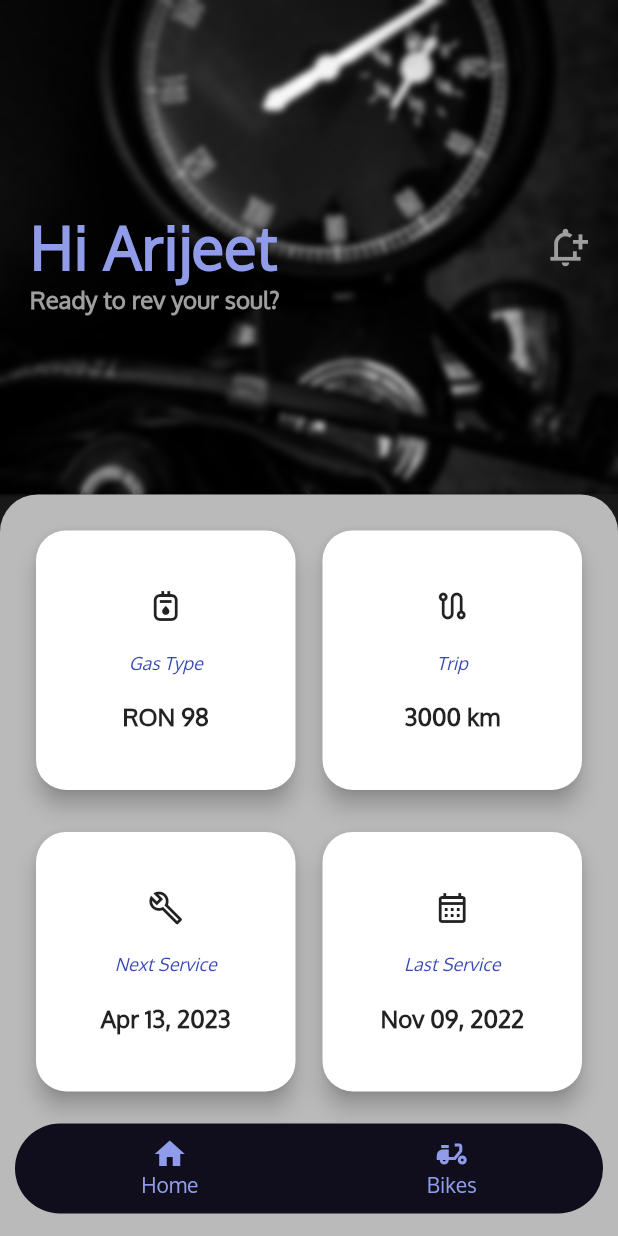
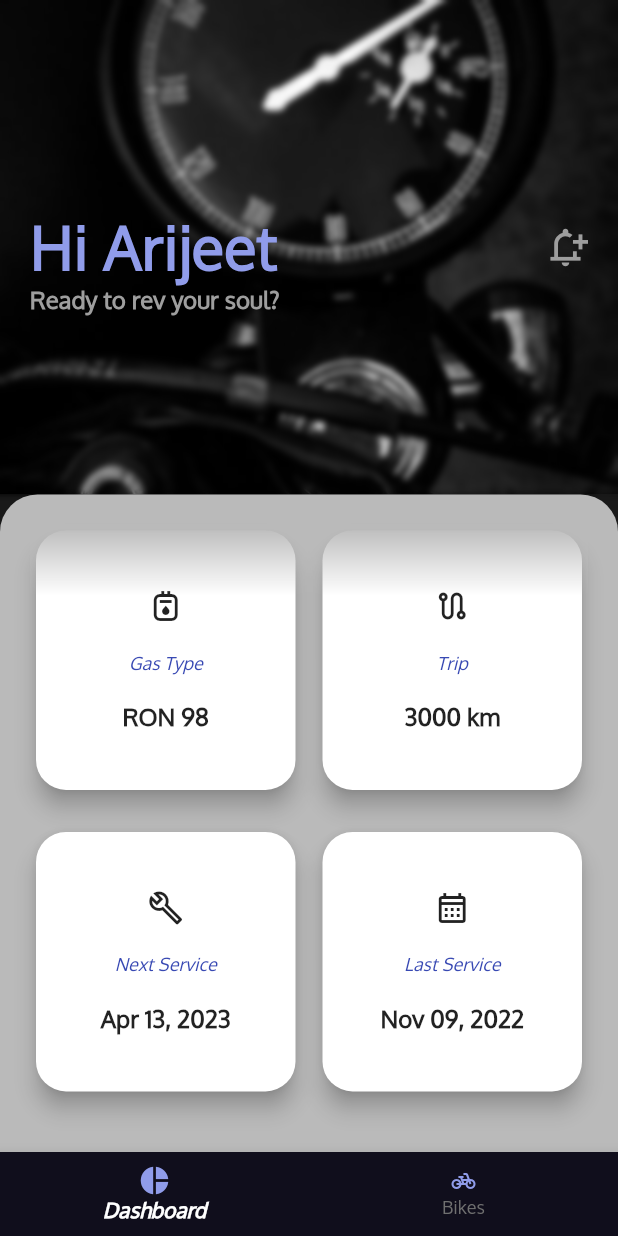
Before and after one commit to rishirizz/Bikes, a Flutter app: the screen it shows after launch, on a phone screen of 412 x 824 dp. Run offline on Flutter 3.47's test engine with Material 2 defaults, Android fonts, the light colour scheme and no system bars.

Commit message:
custom nav bar removed, added search in bikes collection

```diff
--- a/lib/components/dashboard_bottom_content.dart
+++ b/lib/components/dashboard_bottom_content.dart
@@ -18,7 +18,24 @@ class DashboardBottomContent extends StatelessWidget {
       ),
       child: Padding(
         padding: const EdgeInsets.fromLTRB(20, 20, 20, 0),
-        child: GridView.builder(
+        child: ShaderMask(
+          shaderCallback: (Rect rect) {
+            return const LinearGradient(
+              begin: Alignment.topCenter,
+              end: Alignment.center,
+              tileMode: TileMode.mirror,
+              colors: [
+                Colors.purple,
+                Colors.transparent,
+              ],
+              stops: [
+                0.0,
+                0.2,
+              ],
+            ).createShader(rect);
+          },
+          blendMode: BlendMode.dstOut,
+          child: GridView.builder(
             gridDelegate: const SliverGridDelegateWithFixedCrossAxisCount(
               crossAxisCount: 2,
               crossAxisSpacing: 10,
@@ -57,7 +74,9 @@ class DashboardBottomContent extends StatelessWidget {
                   ),
                 ),
               );
-            }),
+            },
+          ),
+        ),
       ),
     );
   }
--- a/lib/main.dart
+++ b/lib/main.dart
@@ -1,4 +1,5 @@
 import 'package:enfield_collection/screens/dashboard.dart';
+import 'package:enfield_collection/screens/landing_screen.dart';
 import 'package:flutter/material.dart';
 
 void main() {
@@ -17,7 +18,7 @@ class MyApp extends StatelessWidget {
         primarySwatch: Colors.blue,
         fontFamily: 'Oxygen',
       ),
-      home: const DashBoard(),
+      home: const LandingScreen(),
     );
   }
 }
--- a/lib/screens/bike_collection.dart
+++ b/lib/screens/bike_collection.dart
@@ -9,6 +9,7 @@ class BikesCollection extends StatelessWidget {
   Widget build(BuildContext context) {
     return SafeArea(
       child: Scaffold(
+        backgroundColor: Color.fromARGB(255, 186, 186, 186),
         body: Column(
           children: [
             const SizedBox(
@@ -16,7 +17,38 @@ class BikesCollection extends StatelessWidget {
             ),
             Row(
               children: [
-                TextField(),
+                Expanded(
+                  child: ClipRRect(
+                    borderRadius: BorderRadius.circular(30),
+                    child: Container(
+                      color: Colors.white,
+                      child: const TextField(
+                        obscureText: true,
+                        decoration: InputDecoration(
+                          border: OutlineInputBorder(
+                            borderSide: BorderSide.none,
+                            borderRadius: BorderRadius.all(
+                              Radius.circular(30),
+                            ),
+                          ),
+                          prefixIcon: Icon(Icons.search),
+                          contentPadding: EdgeInsets.all(10),
+                          hintText: 'Search your favorite bike',
+                          hintStyle: TextStyle(
+                            fontSize: 12,
+                          ),
+                        ),
+                      ),
+                    ),
+                  ),
+                ),
+                const SizedBox(
+                  width: 20,
+                ),
+                const Icon(
+                  Icons.bookmark_add_outlined,
+                  color: const Color(0xff100e1c),
+                ),
               ],
             )
           ],
--- a/lib/screens/dashboard.dart
+++ b/lib/screens/dashboard.dart
@@ -7,10 +7,7 @@ class DashBoard extends StatelessWidget {
 
   @override
   Widget build(BuildContext context) {
-    return SafeArea(
-      child: Scaffold(
-        backgroundColor: Colors.black54,
-        body: Stack(
+    return Stack(
       children: [
         Column(
           children: const [
@@ -24,63 +21,7 @@ class DashBoard extends StatelessWidget {
             ),
           ],
         ),
-            Align(
-              alignment: Alignment.bottomCenter,
-              child: Padding(
-                padding: const EdgeInsets.symmetric(
-                  vertical: 15,
-                  horizontal: 10,
-                ),
-                child: Container(
-                  width: MediaQuery.of(context).size.width,
-                  height: 60,
-                  decoration: BoxDecoration(
-                    color: const Color(0xff100e1c),
-                    borderRadius: BorderRadius.circular(30.0),
-                  ),
-                  child: Padding(
-                    padding: const EdgeInsets.all(8.0),
-                    child: Row(
-                      mainAxisSize: MainAxisSize.min,
-                      mainAxisAlignment: MainAxisAlignment.spaceAround,
-                      children: [
-                        Column(
-                          children: const [
-                            Icon(
-                              Icons.home,
-                              color: Color.fromARGB(255, 144, 156, 234),
-                            ),
-                            Text(
-                              'Home',
-                              style: TextStyle(
-                                color: Color.fromARGB(255, 144, 156, 234),
-                              ),
-                            ),
       ],
-                        ),
-                        Column(
-                          children: const [
-                            Icon(
-                              Icons.moped,
-                              color: Color.fromARGB(255, 144, 156, 234),
-                            ),
-                            Text(
-                              'Bikes',
-                              style: TextStyle(
-                                color: Color.fromARGB(255, 144, 156, 234),
-                              ),
-                            ),
-                          ],
-                        ),
-                      ],
-                    ),
-                  ),
-                ),
-              ),
-            ),
-          ],
-        ),
-      ),
     );
   }
 }
--- /dev/null
+++ b/lib/screens/landing_screen.dart
@@ -0,0 +1,77 @@
+import 'package:enfield_collection/screens/bike_collection.dart';
+import 'package:enfield_collection/screens/dashboard.dart';
+import 'package:flutter/material.dart';
+
+
+class LandingScreen extends StatefulWidget {
+  const LandingScreen({super.key});
+
+  @override
+  State<LandingScreen> createState() => _LandingScreenState();
+}
+
+class _LandingScreenState extends State<LandingScreen> {
+  int selectedPage = 0;
+  final pageOptions = [
+    const DashBoard(),
+    const BikesCollection(),
+  ];
+  bool? isInternetPresent;
+
+  @override
+  Widget build(BuildContext context) {
+    return SafeArea(
+      child: Scaffold(
+        backgroundColor: Colors.black54,
+        extendBody: true,
+        body: pageOptions[selectedPage],
+        bottomNavigationBar: BottomNavigationBar(
+          type: BottomNavigationBarType.fixed,
+          backgroundColor: const Color(0xff100e1c),
+          currentIndex: selectedPage,
+          selectedLabelStyle: const TextStyle(
+            fontStyle: FontStyle.italic,
+            fontWeight: FontWeight.w800,
+          ),
+          // unselectedLabelStyle: cardSecondaryTextStyle,
+          selectedItemColor: const Color(0xffffffff),
+          unselectedItemColor: const Color(0xff707070),
+
+          onTap: (index) {
+            setState(() {
+              selectedPage = index;
+            });
+          },
+          items: const [
+            BottomNavigationBarItem(
+              icon: Icon(
+                Icons.pie_chart,
+                color: Color.fromARGB(255, 144, 156, 234),
+                size: 16,
+              ),
+              activeIcon: Icon(
+                Icons.pie_chart,
+                color: Color.fromARGB(255, 144, 156, 234),
+                size: 22,
+              ),
+              label: 'Dashboard',
+            ),
+            BottomNavigationBarItem(
+              icon: Icon(
+                Icons.pedal_bike_outlined,
+                color: Color.fromARGB(255, 144, 156, 234),
+                size: 16,
+              ),
+              activeIcon: Icon(
+                Icons.pedal_bike_outlined,
+                color: Color.fromARGB(255, 144, 156, 234),
+                size: 22,
+              ),
+              label: 'Bikes',
+            ),
+          ],
+        ),
+      ),
+    );
+  }
+}
--- a/pubspec.yaml
+++ b/pubspec.yaml
@@ -12,6 +12,7 @@ dependencies:
     sdk: flutter
 
   cupertino_icons: ^1.0.2
+  flutter_staggered_grid_view: ^0.6.2
 
 dev_dependencies:
   flutter_test:
```
Also changed, not shown: pubspec.lock. Lines whose indentation alone changed are shown as unchanged.
